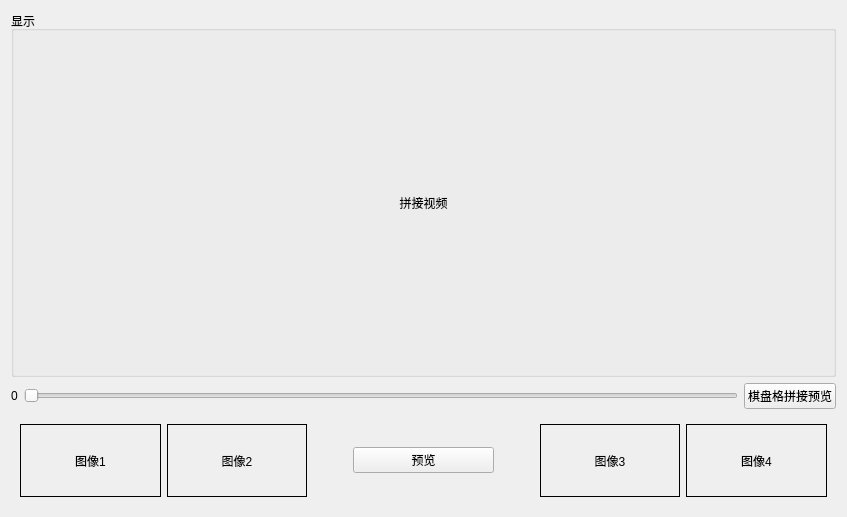
Qt form ui/tab_video_result.ui (huangqi2002/CameraCalibration) before a commit.
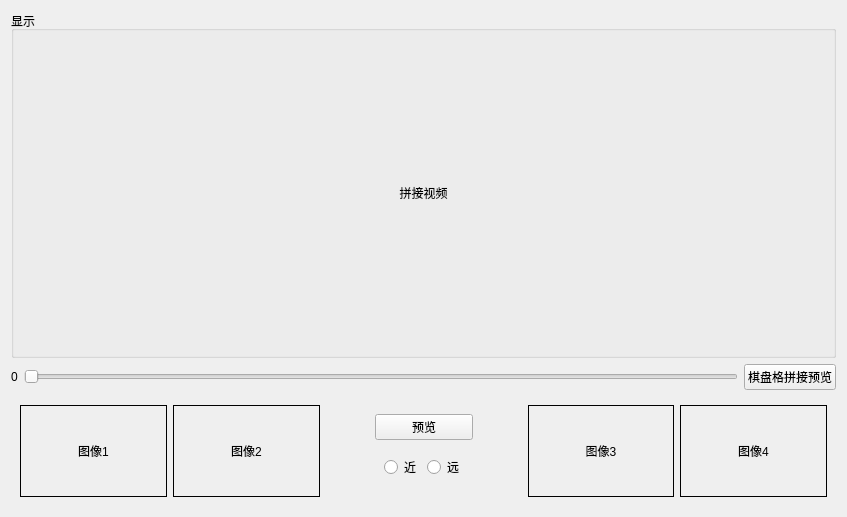
The same form after that commit. Custom widgets are drawn as their Qt base class.

What changed in the file:
```diff
--- a/ui/tab_video_result.ui
+++ b/ui/tab_video_result.ui
@@ -72,7 +72,7 @@
    </item>
    <item>
     <widget class="QWidget" name="widget" native="true">
-     <layout class="QHBoxLayout" name="horizontalLayout_2" stretch="2,2,0,2,0,2,2">
+     <layout class="QHBoxLayout" name="horizontalLayout_2" stretch="2,2,0,0,0,2,2">
       <item>
        <widget class="QLabel" name="label_img_1">
         <property name="minimumSize">
@@ -125,10 +125,36 @@
        </spacer>
       </item>
       <item>
+       <widget class="QWidget" name="widget_2" native="true">
+        <layout class="QVBoxLayout" name="verticalLayout_3">
+         <item>
        <widget class="QPushButton" name="pushButton_begin">
         <property name="text">
          <string>预览</string>
         </property>
+          </widget>
+         </item>
+         <item>
+          <widget class="QWidget" name="widget_3" native="true">
+           <layout class="QHBoxLayout" name="horizontalLayout_3">
+            <item>
+             <widget class="QRadioButton" name="radioButton_close">
+              <property name="text">
+               <string>近</string>
+              </property>
+             </widget>
+            </item>
+            <item>
+             <widget class="QRadioButton" name="radioButton_far">
+              <property name="text">
+               <string>远</string>
+              </property>
+             </widget>
+            </item>
+           </layout>
+          </widget>
+         </item>
+        </layout>
        </widget>
       </item>
       <item>
```
Lines whose indentation alone changed are shown as unchanged.
